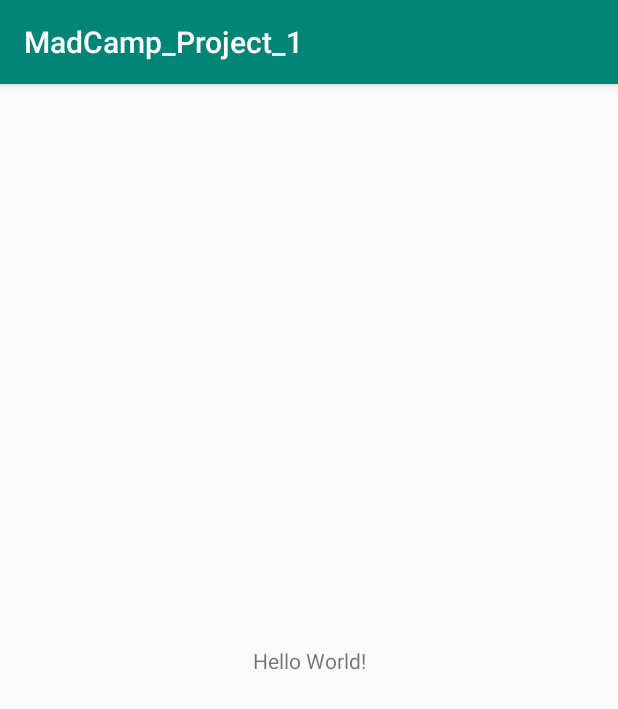
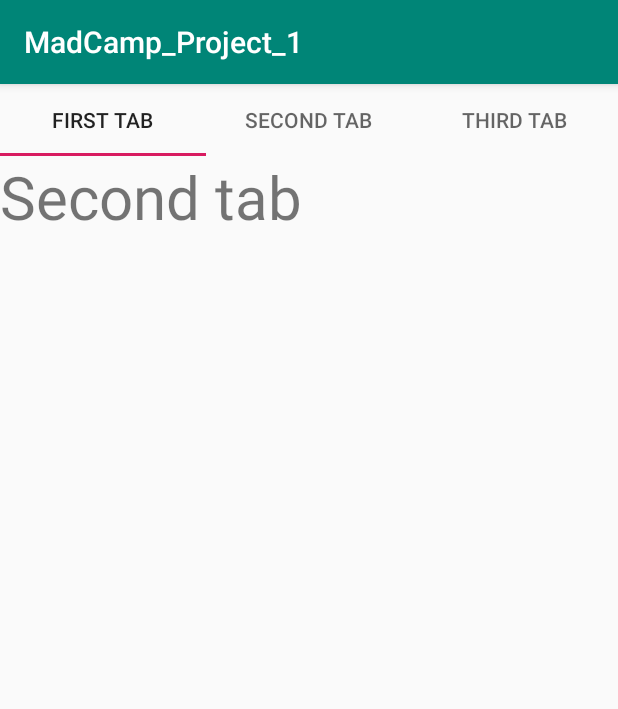
Before and after one commit to HyunjoonCho/MadCamp_Project_1, an Android app: the screen it shows after launch (MainActivity), on a phone screen of 412 x 824 dp. Shown: the top 709 px of the screen. Run offline under Robolectric (Android 15) with nearby library versions, the phone set to English and light mode, and no system bars.

Commit message:
tab layout

```diff
--- a/app/build.gradle
+++ b/app/build.gradle
@@ -32,4 +32,6 @@ dependencies {
     testImplementation 'junit:junit:4.12'
     androidTestImplementation 'androidx.test.ext:junit:1.1.0'
     androidTestImplementation 'androidx.test.espresso:espresso-core:3.1.1'
+
+    implementation 'com.android.support:design:29.1.1'
 }
--- /dev/null
+++ b/app/src/main/java/com/example/madcamp_project_1/FirstFragment.kt
@@ -0,0 +1,25 @@
+package com.example.madcamp_project_1
+
+import android.os.Bundle
+import android.view.LayoutInflater
+import android.view.View
+import android.view.ViewGroup
+import androidx.fragment.app.Fragment
+
+
+/**
+ * A simple [Fragment] subclass.
+ */
+class FirstFragment : Fragment() {
+
+
+    override fun onCreateView(
+        inflater: LayoutInflater,
+        container: ViewGroup?,
+        savedInstanceState: Bundle?
+    ): View? {
+        // Inflate the layout for this fragment
+        return inflater!!.inflate(R.layout.fragment_second, container, false)
+    }
+
+}// Required empty public constructor
--- a/app/src/main/java/com/example/madcamp_project_1/MainActivity.kt
+++ b/app/src/main/java/com/example/madcamp_project_1/MainActivity.kt
@@ -2,11 +2,17 @@ package com.example.madcamp_project_1
 
 import androidx.appcompat.app.AppCompatActivity
 import android.os.Bundle
+import kotlinx.android.synthetic.main.activity_main.*
 
 class MainActivity : AppCompatActivity() {
 
     override fun onCreate(savedInstanceState: Bundle?) {
         super.onCreate(savedInstanceState)
         setContentView(R.layout.activity_main)
+
+        val fragmentAdapter = MyPagerAdapter(supportFragmentManager)
+        viewpager_main.adapter = fragmentAdapter
+
+        tabs_main.setupWithViewPager(viewpager_main)
     }
 }
--- /dev/null
+++ b/app/src/main/java/com/example/madcamp_project_1/MyPagerAdapter.kt
@@ -0,0 +1,34 @@
+package com.example.madcamp_project_1
+
+import androidx.fragment.app.Fragment
+import androidx.fragment.app.FragmentManager
+import androidx.fragment.app.FragmentPagerAdapter
+
+class MyPagerAdapter(fm: FragmentManager) : FragmentPagerAdapter(fm) {
+
+    override fun getItem(position: Int): Fragment {
+        return when (position) {
+            0 -> {
+                FirstFragment()
+            }
+            1 -> SecondFragment()
+            else -> {
+                return ThirdFragment()
+            }
+        }
+    }
+
+    override fun getCount(): Int {
+        return 3
+    }
+
+    override fun getPageTitle(position: Int): CharSequence {
+        return when (position) {
+            0 -> "First Tab"
+            1 -> "Second Tab"
+            else -> {
+                return "Third Tab"
+            }
+        }
+    }
+}
--- /dev/null
+++ b/app/src/main/java/com/example/madcamp_project_1/SecondFragment.kt
@@ -0,0 +1,25 @@
+package com.example.madcamp_project_1
+
+import android.os.Bundle
+import android.view.LayoutInflater
+import android.view.View
+import android.view.ViewGroup
+import androidx.fragment.app.Fragment
+
+
+/**
+ * A simple [Fragment] subclass.
+ */
+class SecondFragment : Fragment() {
+
+
+    override fun onCreateView(
+        inflater: LayoutInflater,
+        container: ViewGroup?,
+        savedInstanceState: Bundle?
+    ): View? {
+        // Inflate the layout for this fragment
+        return inflater!!.inflate(R.layout.fragment_first, container, false)
+    }
+
+}// Required empty public constructor
--- a/app/src/main/res/layout/activity_main.xml
+++ b/app/src/main/res/layout/activity_main.xml
@@ -6,13 +6,22 @@
     android:layout_height="match_parent"
     tools:context=".MainActivity">
 
-    <TextView
-        android:layout_width="wrap_content"
+    <com.google.android.material.tabs.TabLayout
+        android:id="@+id/tabs_main"
+        android:layout_width="0dp"
         android:layout_height="wrap_content"
-        android:text="Hello World!"
-        app:layout_constraintBottom_toBottomOf="parent"
-        app:layout_constraintLeft_toLeftOf="parent"
-        app:layout_constraintRight_toRightOf="parent"
-        app:layout_constraintTop_toTopOf="parent" />
+        app:layout_constraintEnd_toEndOf="parent"
+        app:layout_constraintStart_toStartOf="parent"
+        app:layout_constraintTop_toTopOf="parent"
+        app:tabMode="fixed" />
+
+    <androidx.viewpager.widget.ViewPager
+        android:id="@+id/viewpager_main"
+        android:layout_width="0dp"
+        android:layout_height="wrap_content"
+        app:layout_constraintEnd_toEndOf="parent"
+        app:layout_constraintStart_toStartOf="parent"
+        app:layout_constraintTop_toBottomOf="@+id/tabs_main" />
+
 
 </androidx.constraintlayout.widget.ConstraintLayout>
--- /dev/null
+++ b/app/src/main/res/layout/fragment_second.xml
@@ -0,0 +1,16 @@
+<?xml version="1.0" encoding="utf-8"?>
+
+<FrameLayout xmlns:android="http://schemas.android.com/apk/res/android"
+    xmlns:tools="http://schemas.android.com/tools"
+    android:layout_width="match_parent"
+    android:layout_height="match_parent"
+    tools:context="com.example.madcamp_project_1.SecondFragment">
+
+    <!-- TODO: Update blank fragment layout -->
+    <TextView
+        android:layout_width="match_parent"
+        android:layout_height="match_parent"
+        android:text="Second tab"
+        android:textSize="40sp"/>
+
+</FrameLayout>
```
Also changed, not shown: app/src/main/java/com/example/madcamp_project_1/ThirdFragment.kt (added, +25 -0 lines), app/src/main/res/layout/fragment_first.xml (added, +14 -0 lines), app/src/main/res/layout/fragment_third.xml (added, +15 -0 lines).
